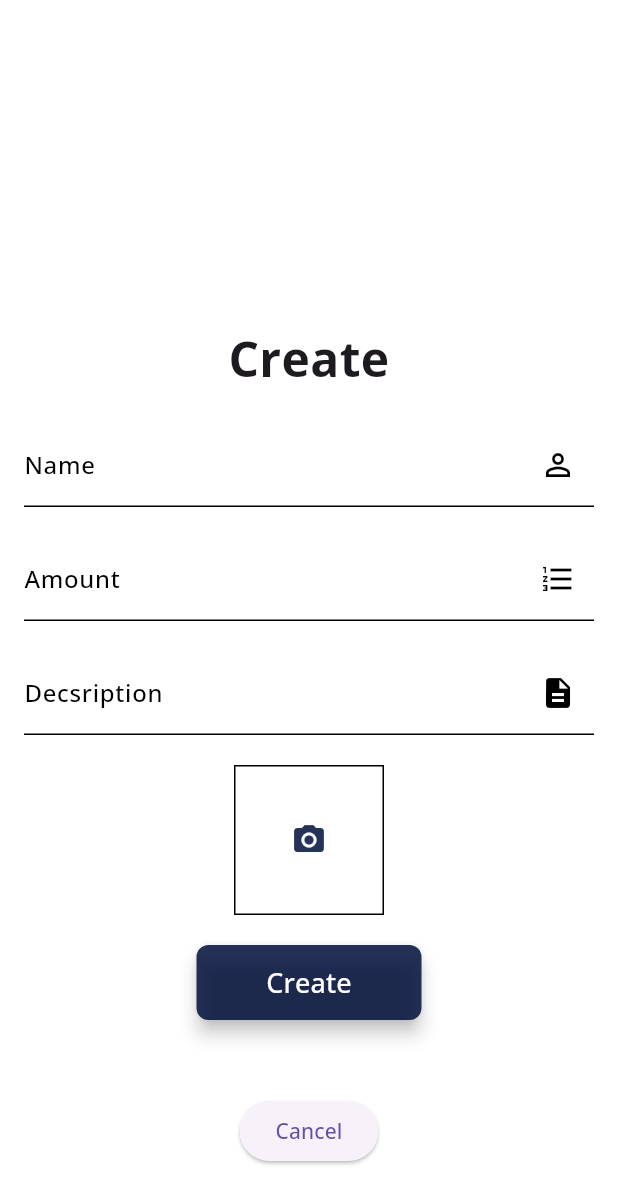
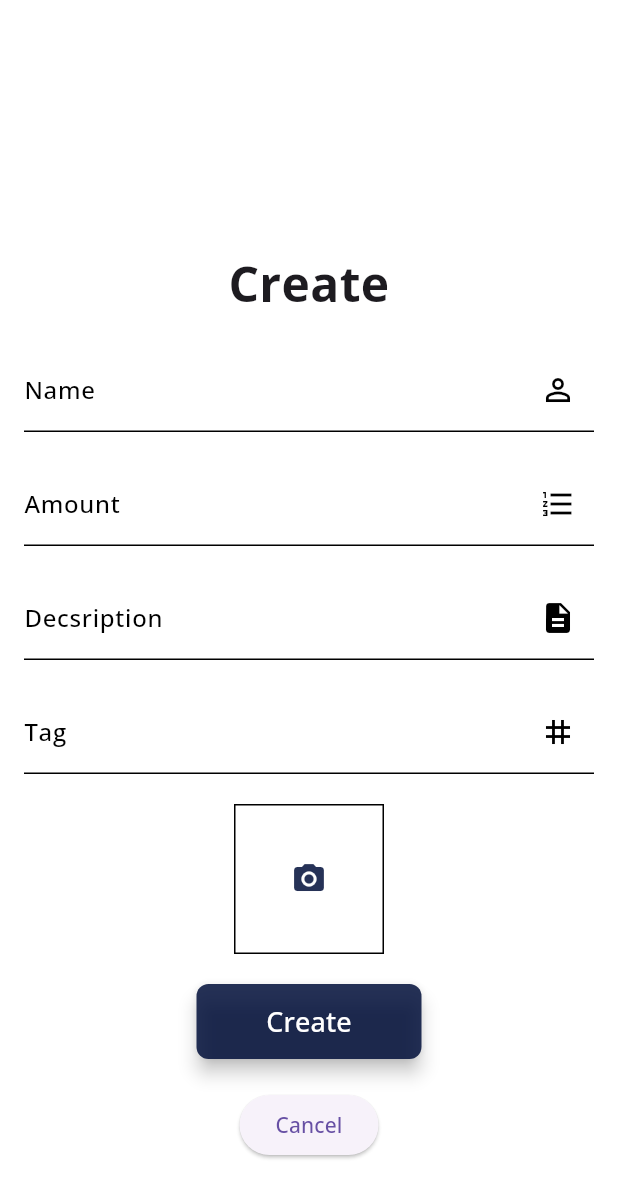
Before and after one commit to CBramming/UndineInventorySystem, a Flutter app: the CreateScreen screen opened directly, on a phone screen of 412 x 824 dp. Shown: the top 1204 px of the screen. Run offline on Flutter 3.47's test engine with Material 3 defaults, Android fonts, the phone set to English and light mode, and no system bars; our stand-ins replace cloud_firestore, firebase_auth, firebase_core, firebase_storage, image_picker; missing offline and left inert: dart:ffi, qr_code_scanner; accounts and stored records are empty.

```diff
--- a/undineinventorysystem/lib/screens/create_screen.dart
+++ b/undineinventorysystem/lib/screens/create_screen.dart
@@ -15,6 +15,7 @@ class _CreateScreenState extends State<CreateScreen> {
   final nameController = TextEditingController();
   final amountController = TextEditingController();
   final descriptionController = TextEditingController();
+  final tagController = TextEditingController();
   final ItemService _itemService = ItemService();
   File? _selectedImage;
   final ImagePicker _imagePicker = ImagePicker();
@@ -30,7 +31,7 @@ class _CreateScreenState extends State<CreateScreen> {
             mainAxisAlignment: MainAxisAlignment.center,
             crossAxisAlignment: CrossAxisAlignment.center,
             children: <Widget>[
-              const SizedBox(height: 200),
+              const SizedBox(height: 150),
               const CreateTitle(),
               const SizedBox(height: 20),
               NameInputField(controller: nameController),
@@ -39,10 +40,12 @@ class _CreateScreenState extends State<CreateScreen> {
               const SizedBox(height: 20),
               DescriptionInputField(controller: descriptionController),
               const SizedBox(height: 20),
+              TagInputField(controller: tagController),
+              const SizedBox(height: 20),
               _buildImageField(),
               const SizedBox(height: 20),
               CreateButton(onCreate: () => CreateItem(context)),
-              const SizedBox(height: 50),
+              const SizedBox(height: 20),
               CancelButton(
                 onPressed: () {
                   Navigator.of(context).pop();
@@ -99,13 +102,14 @@ class _CreateScreenState extends State<CreateScreen> {
       String name = nameController.text.trim();
       int amount = int.tryParse(amountController.text.trim()) ?? 0;
       String description = descriptionController.text.trim();
+      String tag = tagController.text.trim();
 
       if (name.isEmpty || amount <= 0 || description.isEmpty) {
         return;
       }
 
       await _itemService.createItemToDB(
-          name, amount, description, _selectedImage!);
+          name, amount, description, tag, _selectedImage!);
 
       ScaffoldMessenger.of(context).showSnackBar(
         const SnackBar(
--- a/undineinventorysystem/lib/services/item_service.dart
+++ b/undineinventorysystem/lib/services/item_service.dart
@@ -1,3 +1,4 @@
+import 'dart:ffi';
 import 'dart:io';
 import 'package:cloud_firestore/cloud_firestore.dart';
 import 'package:flutter/material.dart';
@@ -18,7 +19,7 @@ class ItemService {
   Stream<void> get updateStream => _updateStreamController.stream;
 
   Future<void> createItemToDB(
-    String nameId, int amount, String description, File imageUrl) async {
+    String nameId, int amount, String description, String tag, File imageUrl) async {
   try {
     CollectionReference items = firestore.collection('Items');
 
@@ -30,6 +31,7 @@ class ItemService {
       'Name': nameId,
       'Amount': amount,
       'Description': description,
+      'tags': tag,
       'imageUrl': downloadUrl,
     });
   } catch (e) {
--- /dev/null
+++ b/undineinventorysystem/lib/widgets/bom_widgets/bom_widgets.dart
@@ -0,0 +1 @@
+import 'package:flutter/material.dart';
--- a/undineinventorysystem/lib/widgets/create_widgets/create_widgets.dart
+++ b/undineinventorysystem/lib/widgets/create_widgets/create_widgets.dart
@@ -118,6 +118,41 @@ class DescriptionInputField extends StatelessWidget {
   }
 }
 
+class TagInputField extends StatelessWidget {
+  final TextEditingController controller;
+
+  const TagInputField({super.key, required this.controller});
+
+  @override
+  Widget build(BuildContext context) {
+    const Color borderColor = Color.fromARGB(255, 0, 0, 0);
+
+    return TextFormField(
+      controller: controller,
+      cursorColor: borderColor,
+      style: const TextStyle(color: borderColor),
+      decoration: const InputDecoration(
+        labelText: 'Tag',
+        labelStyle: TextStyle(
+            color: borderColor, fontSize: 16, fontWeight: FontWeight.w500),
+        suffixIcon: Icon(Icons.tag , color: borderColor),
+        enabledBorder: UnderlineInputBorder(
+          borderSide: BorderSide(
+            width: 1,
+            color: borderColor,
+          ),
+        ),
+        focusedBorder: UnderlineInputBorder(
+          borderSide: BorderSide(
+            width: 2,
+            color: borderColor,
+          ),
+        ),
+      ),
+    );
+  }
+}
+
 class CreateButton extends StatelessWidget {
   final VoidCallback onCreate;
 
```
Also changed, not shown: undineinventorysystem/lib/screens/bom_screen.dart (added, +55 -0 lines), undineinventorysystem/lib/screens/detailed_view_screen.dart (+14 -0 lines), undineinventorysystem/lib/widgets/detailed_view_widget/detailed_view_screen_widget.dart (+25 -0 lines).
